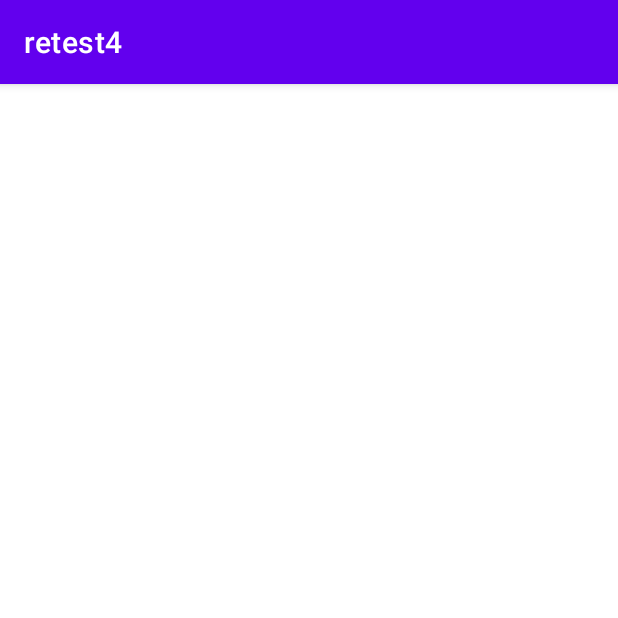
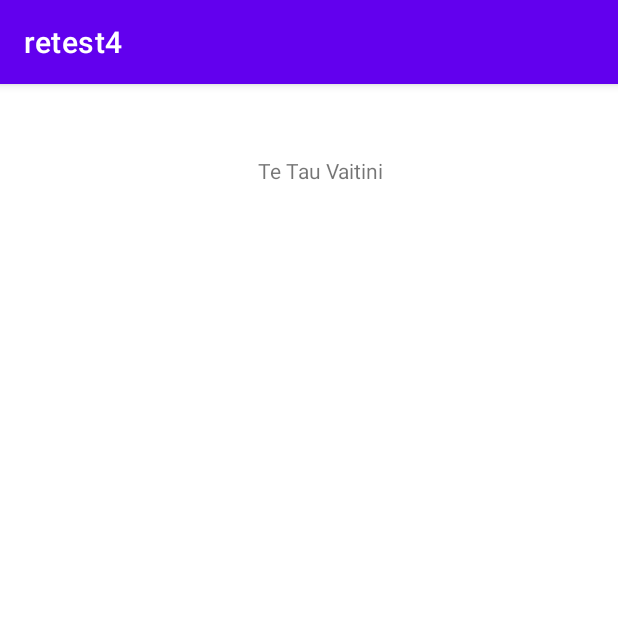
Before and after one commit to Jotarooo/retest4, an Android app: the CouleurActivity screen opened directly, with no data from a screen before it, on a phone screen of 412 x 824 dp, the top half of it. Run offline under Robolectric (Android 15) with nearby library versions, the phone set to English and light mode, and no system bars.

```diff
--- a/app/src/main/res/layout/activity_couleur.xml
+++ b/app/src/main/res/layout/activity_couleur.xml
@@ -17,5 +17,16 @@
         app:layout_constraintEnd_toEndOf="parent"
         tools:ignore="HardcodedText,MissingConstraints" />
 
+    <TextView
+        android:id="@+id/textView"
+        android:layout_width="91dp"
+        android:layout_height="22dp"
+        android:layout_marginStart="172dp"
+        android:layout_marginTop="48dp"
+        android:text="@string/te_tau_vaitini"
+        app:layout_constraintStart_toStartOf="parent"
+        app:layout_constraintTop_toTopOf="parent"
+        tools:ignore="MissingConstraints" />
+
 
 </androidx.constraintlayout.widget.ConstraintLayout>
--- a/app/src/main/res/values/strings.xml
+++ b/app/src/main/res/values/strings.xml
@@ -3,4 +3,5 @@
     <string name="otheracti">boutton$</string>
     <string name="menu">hello</string>
     <string name="Retour">retour arriere</string>
+    <string name="te_tau_vaitini">Te Tau Vaitini</string>
 </resources>
```
